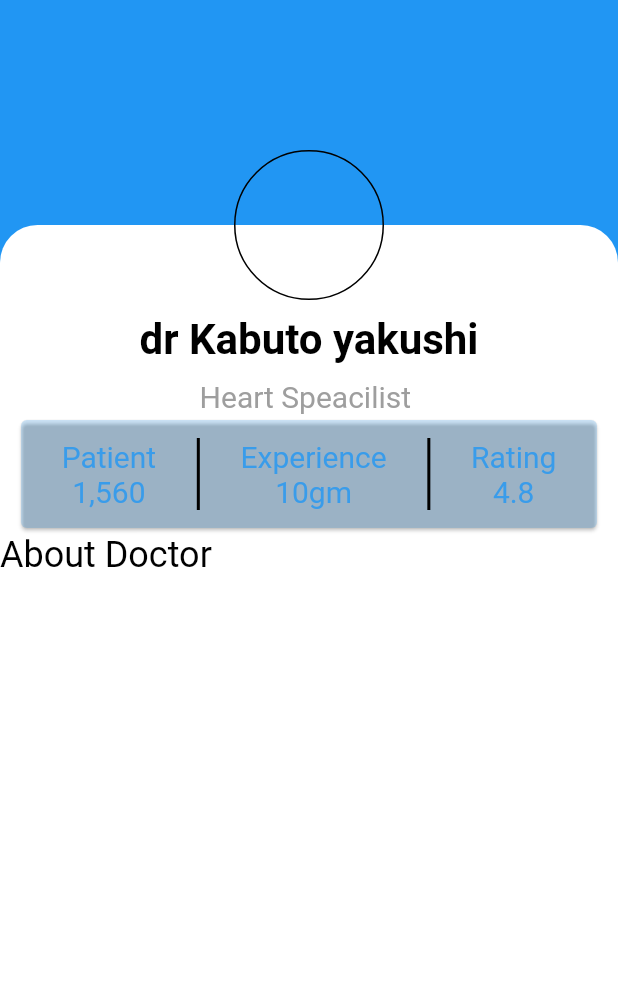
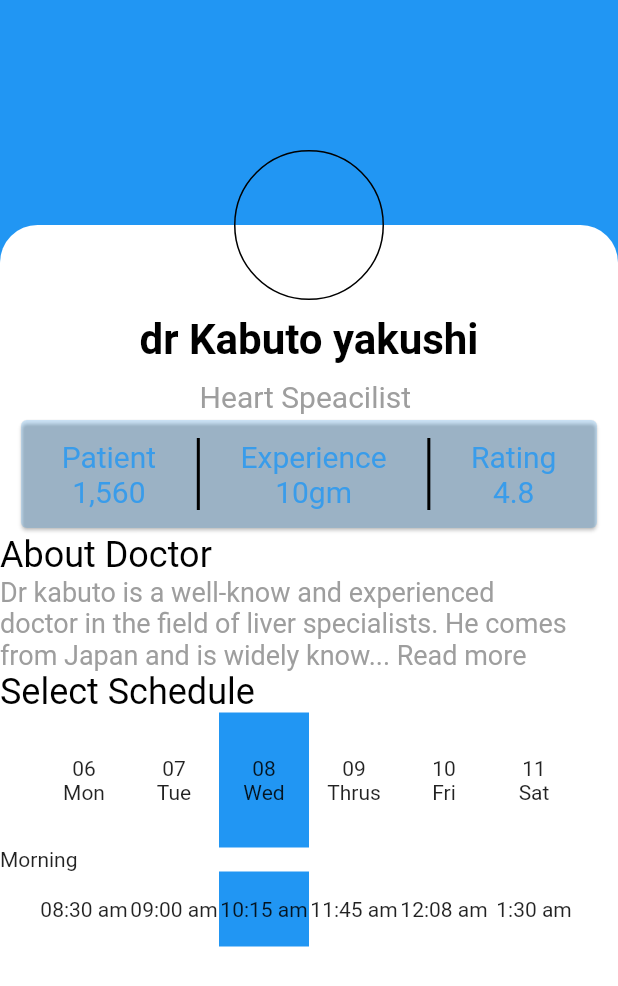
Before and after one commit to Mrlawmaker53/doctor_ui, a Flutter app: the screen it shows after launch, on a phone screen of 412 x 824 dp. Shown: the top 986 px of the screen. Run offline on Flutter 3.47's test engine with Material 2 defaults, Android fonts, the phone set to English and light mode, and no system bars; our stand-ins replace flutter_screenutil, get.

Commit message:
add sceond screen

```diff
--- a/lib/main.dart
+++ b/lib/main.dart
@@ -1,5 +1,6 @@
 import 'package:doctor_ui/const.dart';
 import 'package:doctor_ui/second.dart';
+import 'package:doctor_ui/second_screen.dart';
 import 'package:doctor_ui/thrid.dart';
 import 'package:flutter/material.dart';
 import 'package:flutter_screenutil/flutter_screenutil.dart';
--- a/lib/second.dart
+++ b/lib/second.dart
@@ -1,18 +1,24 @@
 import 'package:flutter/material.dart';
 import 'package:flutter/src/widgets/container.dart';
 import 'package:flutter/src/widgets/framework.dart';
+import 'package:get/get.dart';
 
-class SecondScreen extends StatelessWidget {
-  const SecondScreen({super.key, required this.doctorName, required this.post});
+class SecondScreen_ extends GetView<SecondController> {
   final String doctorName;
   final String post;
+
+  const SecondScreen_(
+      {super.key, required this.doctorName, required this.post});
+
   @override
   Widget build(BuildContext context) {
-    return Scaffold(
+    return Obx(
+      () => Scaffold(
           backgroundColor: Colors.blue,
           body: Stack(
             children: [
               // Container(height: 200, color: Colors.blue),
+
               Positioned(
                 top: 150,
                 left: 0,
@@ -29,6 +35,7 @@ class SecondScreen extends StatelessWidget {
                   child: Text(''),
                 ),
               ),
+
               Positioned(
                   top: 100,
                   left: (MediaQuery.of(context).size.width - 100) / 2,
@@ -40,6 +47,7 @@ class SecondScreen extends StatelessWidget {
                     height: 100,
                     child: Text(''),
                   )),
+
               Positioned(
                 top: 200,
                 left: 0,
@@ -61,13 +69,16 @@ class SecondScreen extends StatelessWidget {
                           fontSize: 20,
                         )),
                     _buildRowCard(context),
-                  _buildAboutDoctor(context)
+                    _buildAboutDoctor(context, 'About Doctor'),
+                    _buildDoctorDecr(context),
+                    _buildAboutDoctor(context, 'Select Schedule'),
+                    _buildDateRow()
                   ],
                 ),
               )
             ],
-        ));
-  }
+          )),
+    );
   }
 
   Widget _buildRowCard(BuildContext context) {
@@ -78,7 +89,8 @@ Widget _buildRowCard(BuildContext context) {
         height: 80,
         child: Card(
           color: Colors.blue.withOpacity(0.2),
-        child: Row(mainAxisAlignment: MainAxisAlignment.spaceEvenly, children: [
+          child:
+              Row(mainAxisAlignment: MainAxisAlignment.spaceEvenly, children: [
             Column(
               mainAxisAlignment: MainAxisAlignment.center,
               children: [
@@ -153,12 +165,69 @@ Widget _buildRowCard(BuildContext context) {
     );
   }
 
-_buildAboutDoctor(BuildContext context) {
+  _buildAboutDoctor(BuildContext context, String title) {
     return Container(
       width: MediaQuery.of(context).size.width,
       child: Text(
-      'About Doctor',
+        title,
         style: TextStyle(color: Colors.black, fontSize: 24),
       ),
     );
   }
+
+  Widget _buildDoctorDecr(BuildContext context) {
+    return Container(
+        width: MediaQuery.of(context).size.width,
+        child: Text(
+            'Dr kabuto is a well-know and experienced\ndoctor in the field of liver specialists. He comes\nfrom Japan and is widely know... Read more',
+            maxLines: 3,
+            style: TextStyle(
+              fontSize: 18,
+              color: Colors.grey,
+            )));
+  }
+
+  Widget _buildDateRow() {
+    var controller = Get.find<SecondController>();
+    return Row(
+      children: [
+        for (int i = 0; i < 6; i++)
+          _buildDate(controller.date[i], controller.week[i]),
+      ],
+    );
+  }
+
+  Widget _buildDate(String date, String week) {
+    return Container(
+        decoration: BoxDecoration(color: setColor(date)),
+        width: 60,
+        height: 90,
+        child: Column(
+          children: [Text(date), Text(week)],
+        ));
+  }
+
+  Color setColor(String date) {
+    var contorller = Get.find<SecondController>();
+    if (date == controller.selectedDate) {
+      return Colors.blue;
+    } else {
+      return Colors.white;
+    }
+  }
+}
+
+class SecondController extends GetxController {
+  String selectedDate = '08';
+  List week = ['Mon', 'Tue', 'Wed', 'Thrus', 'Fri', 'Sat'];
+
+  List date = [
+    '06',
+    '07',
+    '08',
+    '09',
+    '10',
+    '11',
+  ];
+  String selectedTime = '10:30 am';
+}
--- /dev/null
+++ b/lib/second_screen.dart
@@ -0,0 +1,273 @@
+import 'package:flutter/material.dart';
+
+class SecondScreen extends StatefulWidget {
+  SecondScreen({super.key, required this.doctorName, required this.post});
+  final String doctorName;
+  final String post;
+
+  @override
+  State<SecondScreen> createState() => _SecondScreenState();
+}
+
+class _SecondScreenState extends State<SecondScreen> {
+  String selectedDate = '08';
+
+  List week = ['Mon', 'Tue', 'Wed', 'Thrus', 'Fri', 'Sat'];
+
+  List date = [
+    '06',
+    '07',
+    '08',
+    '09',
+    '10',
+    '11',
+  ];
+  List Time = [
+    '08:30 am',
+    '09:00 am',
+    '10:15 am',
+    '11:45 am',
+    '12:08 am',
+    '1:30 am',
+  ];
+  String selectedTime = '10:15 am';
+
+  @override
+  Widget build(BuildContext context) {
+    return Scaffold(
+        backgroundColor: Colors.blue,
+        body: Stack(
+          children: [
+            // Container(height: 200, color: Colors.blue),
+            Positioned(
+              top: 150,
+              left: 0,
+              child: Container(
+                width: MediaQuery.of(context).size.width,
+                height: 5000,
+                decoration: BoxDecoration(
+                  borderRadius: BorderRadius.only(
+                    topRight: Radius.circular(25),
+                    topLeft: Radius.circular(25),
+                  ),
+                  color: Colors.white,
+                ),
+                child: Text(''),
+              ),
+            ),
+            Positioned(
+                top: 100,
+                left: (MediaQuery.of(context).size.width - 100) / 2,
+                child: Container(
+                  decoration: BoxDecoration(
+                      border: Border.all(color: Colors.black),
+                      borderRadius: BorderRadius.all(Radius.circular(50))),
+                  width: 100,
+                  height: 100,
+                  child: Text(''),
+                )),
+            Positioned(
+              top: 200,
+              left: 0,
+              child: Column(
+                children: [
+                  Padding(
+                    padding: EdgeInsets.symmetric(vertical: 10),
+                    child: Text(
+                      widget.doctorName,
+                      style: TextStyle(
+                          color: Colors.black,
+                          fontSize: 28,
+                          fontWeight: FontWeight.bold),
+                    ),
+                  ),
+                  Text(widget.post,
+                      style: TextStyle(
+                        color: Colors.grey,
+                        fontSize: 20,
+                      )),
+                  _buildRowCard(context),
+                  _buildAboutDoctor(context, 'About Doctor'),
+                  _buildDoctorDecr(context),
+                  _buildAboutDoctor(context, 'Select Schedule'),
+                  _buildDateRow(),
+                  _buildMoringTitle(),
+                  _buildTimeRow()
+                ],
+              ),
+            )
+          ],
+        ));
+  }
+
+  Widget _buildRowCard(BuildContext context) {
+    return Padding(
+      padding: const EdgeInsets.symmetric(horizontal: 10),
+      child: SizedBox(
+        width: MediaQuery.of(context).size.width - 20,
+        height: 80,
+        child: Card(
+          color: Colors.blue.withOpacity(0.2),
+          child:
+              Row(mainAxisAlignment: MainAxisAlignment.spaceEvenly, children: [
+            Column(
+              mainAxisAlignment: MainAxisAlignment.center,
+              children: [
+                Text(
+                  'Patient',
+                  style: TextStyle(
+                      color: Colors.blue.withOpacity(0.8), fontSize: 20),
+                ),
+                Text(
+                  '1,560',
+                  style: TextStyle(
+                      color: Colors.blue.withOpacity(0.8), fontSize: 20),
+                ),
+              ],
+            ),
+            Padding(
+              padding: const EdgeInsets.symmetric(vertical: 12.0),
+              child: Container(
+                width: 2,
+                color: Colors.black,
+              ),
+            ),
+            Column(
+              mainAxisAlignment: MainAxisAlignment.center,
+              children: [
+                Text(
+                  'Experience',
+                  style: TextStyle(
+                      color: Colors.blue.withOpacity(0.8), fontSize: 20),
+                ),
+                Row(
+                  children: [
+                    Text(
+                      '10',
+                      style: TextStyle(
+                          color: Colors.blue.withOpacity(0.8), fontSize: 20),
+                    ),
+                    Text(
+                      'gm',
+                      style: TextStyle(
+                          color: Colors.blue.withOpacity(0.8), fontSize: 20),
+                    ),
+                  ],
+                ),
+              ],
+            ),
+            Padding(
+              padding: const EdgeInsets.symmetric(vertical: 12.0),
+              child: Container(
+                width: 2,
+                color: Colors.black,
+              ),
+            ),
+            Column(
+              mainAxisAlignment: MainAxisAlignment.center,
+              children: [
+                Text(
+                  'Rating',
+                  style: TextStyle(
+                      color: Colors.blue.withOpacity(0.8), fontSize: 20),
+                ),
+                Text(
+                  '4.8',
+                  style: TextStyle(
+                      color: Colors.blue.withOpacity(0.8), fontSize: 20),
+                ),
+              ],
+            ),
+          ]),
+        ),
+      ),
+    );
+  }
+
+  _buildAboutDoctor(BuildContext context, String title) {
+    return Container(
+      width: MediaQuery.of(context).size.width,
+      child: Text(
+        title,
+        style: TextStyle(color: Colors.black, fontSize: 24),
+      ),
+    );
+  }
+
+  Widget _buildDoctorDecr(BuildContext context) {
+    return Container(
+        width: MediaQuery.of(context).size.width,
+        child: Text(
+            'Dr kabuto is a well-know and experienced\ndoctor in the field of liver specialists. He comes\nfrom Japan and is widely know... Read more',
+            maxLines: 3,
+            style: TextStyle(
+              fontSize: 18,
+              color: Colors.grey,
+            )));
+  }
+
+  Widget _buildDateRow() {
+    return Row(
+      children: [
+        for (int i = 0; i < 6; i++)
+          _buildDate(date[i], week[i], 60, 90, 'Date'),
+      ],
+    );
+  }
+
+  Widget _buildTimeRow() {
+    return Row(
+      mainAxisAlignment: MainAxisAlignment.spaceEvenly,
+      children: [
+        for (int i = 0; i < 6; i++)
+          _buildDate(Time[i], week[i], 60, 50, 'Time'),
+      ],
+    );
+  }
+
+  Widget _buildDate(
+      String date, String week, double width, double height, String Type) {
+    return GestureDetector(
+      onTap: () {
+        if (Type == 'Date')
+          setSetectedDate(date);
+        else
+          setSetectedTime(date);
+      },
+      child: Container(
+          decoration: BoxDecoration(
+              color: setColor(date, Type == 'Date' ? 'Date' : 'Time')),
+          width: width,
+          height: height,
+          child: Column(
+            mainAxisAlignment: MainAxisAlignment.center,
+            children: [Text(date), Type == 'Date' ? Text(week) : SizedBox()],
+          )),
+    );
+  }
+
+  Color setColor(String date, String type) {
+    if (date == (type == 'Date' ? selectedDate : selectedTime)) {
+      return Colors.blue;
+    } else {
+      return Colors.white;
+    }
+  }
+
+  setSetectedDate(String date) {
+    setState(() {
+      selectedDate = date;
+    });
+  }
+
+  setSetectedTime(String time) {
+    setState(() {
+      selectedTime = time;
+    });
+  }
+
+  Widget _buildMoringTitle() {
+    return Container(
+        width: MediaQuery.of(context).size.width, child: Text('Morning'));
+  }
+}
--- a/lib/thrid.dart
+++ b/lib/thrid.dart
@@ -143,11 +143,11 @@ Widget _buildListRow(
             crossAxisAlignment: CrossAxisAlignment.end,
             mainAxisAlignment: MainAxisAlignment.spaceEvenly,
             children: [
-              Text(
+               Text(
                 '10:20 AM',
                 style: TextStyle(fontSize: 16, color: Colors.grey),
               ),
-              SizedBox(
+               SizedBox(
                 height: 10,
               ),
               notifcationflag
--- a/pubspec.yaml
+++ b/pubspec.yaml
@@ -38,6 +38,7 @@ dependencies:
   tinder_card: ^0.1.1
   screen_utils: ^0.0.1
   flutter_screenutil: ^5.6.0
+  get: ^4.6.5
 
 dev_dependencies:
   flutter_test:
```
Also changed, not shown: pubspec.lock. Lines whose indentation alone changed are shown as unchanged.
